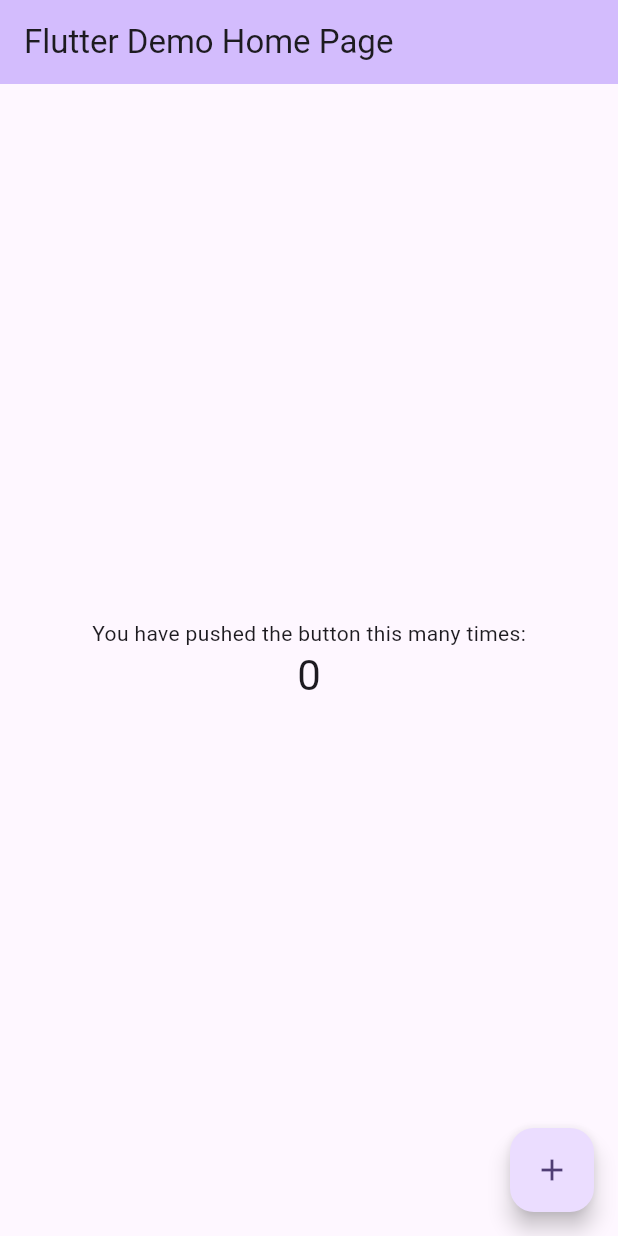
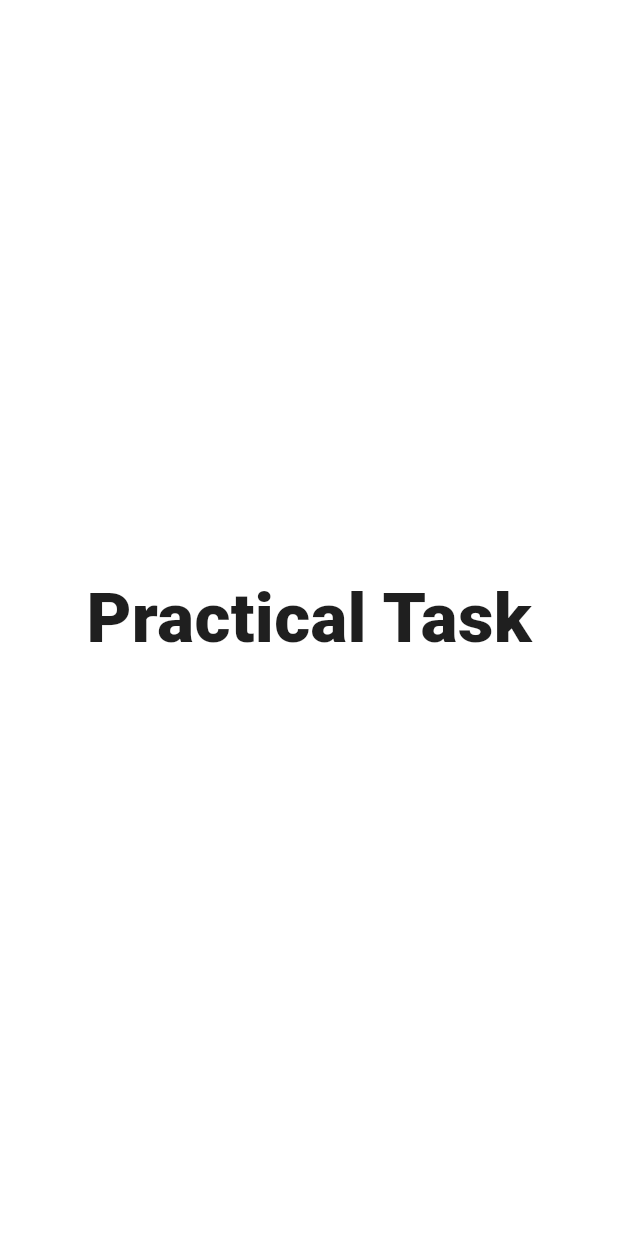
Before and after one commit to immaulik/key_concept_practical_task, a Flutter app: the first screen one second after launch, on a phone screen of 412 x 824 dp. Run offline on Flutter 3.47's test engine with Material 3 defaults, Android fonts, the phone set to English and light mode, and no system bars; our stand-ins replace cached_network_image, flutter_screenutil, get, shimmer.

Commit message:
- Add three screen splash, home and cart. - In Home screen showing product list with category filter. - In Cart screen showing cart product.

```diff
--- /dev/null
+++ b/lib/core/const/app_colors.dart
@@ -0,0 +1,16 @@
+import 'package:flutter/material.dart';
+
+class AppColors {
+  static const Color darkFontColor = Color(0xFF000000);
+
+  static const Color white = Color(0xFFFFFFFF);
+  static const Color black = Color(0xFF000000);
+  static const Color red = Color(0xFFFF5757);
+  static const Color yellow = Color(0xFFEFB008);
+  static const Color green = Color(0xFF00632B);
+  static const Color blue = Color(0xFF2563EB);
+  static const Color grey = Colors.grey;
+  static const Color primaryColor = Color(0xFF2563EB);
+  static const Color homeContainerBackground = Color(0xDA3A3A3);
+  static const Color backgroundColor = Color(0xFFF6F6F6);
+}
--- /dev/null
+++ b/lib/core/const/app_string.dart
@@ -0,0 +1,4 @@
+class AppString
+{
+  static const String appName = "Key Concepts";
+}
--- a/lib/main.dart
+++ b/lib/main.dart
@@ -1,4 +1,11 @@
 import 'package:flutter/material.dart';
+import 'package:flutter_screenutil/flutter_screenutil.dart';
+import 'package:get/get_navigation/src/root/get_material_app.dart';
+import 'package:key_concept_practical_task/routes/routes.dart' show pages;
+import 'package:key_concept_practical_task/routes/routes_name.dart';
+import 'package:key_concept_practical_task/theme/app_theme.dart';
+
+import 'core/const/app_string.dart';
 
 void main() {
   runApp(const MyApp());
@@ -10,113 +17,31 @@ class MyApp extends StatelessWidget {
   // This widget is the root of your application.
   @override
   Widget build(BuildContext context) {
-    return MaterialApp(
-      title: 'Flutter Demo',
-      theme: ThemeData(
-        // This is the theme of your application.
-        //
-        // TRY THIS: Try running your application with "flutter run". You'll see
-        // the application has a purple toolbar. Then, without quitting the app,
-        // try changing the seedColor in the colorScheme below to Colors.green
-        // and then invoke "hot reload" (save your changes or press the "hot
-        // reload" button in a Flutter-supported IDE, or press "r" if you used
-        // the command line to start the app).
-        //
-        // Notice that the counter didn't reset back to zero; the application
-        // state is not lost during the reload. To reset the state, use hot
-        // restart instead.
-        //
-        // This works for code too, not just values: Most code changes can be
-        // tested with just a hot reload.
-        colorScheme: ColorScheme.fromSeed(seedColor: Colors.deepPurple),
-      ),
-      home: const MyHomePage(title: 'Flutter Demo Home Page'),
+    return ScreenUtilInit(
+      designSize: const Size(375, 812),
+      minTextAdapt: true,
+      splitScreenMode: true,
+      builder: (context, child) {
+        return GetMaterialApp(
+          debugShowCheckedModeBanner: false,
+          title: AppString.appName,
+          theme: AppTheme.lightTheme,
+          themeMode: ThemeMode.light,
+          getPages: pages,
+          initialRoute: RoutesName.splash,
+          builder: (context, child) {
+            final mediaQueryData = MediaQuery.of(context);
+            final scale = mediaQueryData.textScaler.clamp(
+              minScaleFactor: 1.0,
+              maxScaleFactor: 1.14,
+            );
+            return MediaQuery(
+              data: mediaQueryData.copyWith(textScaler: scale),
+              child: child!,
+            );
+          },
+        );
+      },
     );
   }
 }
-
-class MyHomePage extends StatefulWidget {
-  const MyHomePage({super.key, required this.title});
-
-  // This widget is the home page of your application. It is stateful, meaning
-  // that it has a State object (defined below) that contains fields that affect
-  // how it looks.
-
-  // This class is the configuration for the state. It holds the values (in this
-  // case the title) provided by the parent (in this case the App widget) and
-  // used by the build method of the State. Fields in a Widget subclass are
-  // always marked "final".
-
-  final String title;
-
-  @override
-  State<MyHomePage> createState() => _MyHomePageState();
-}
-
-class _MyHomePageState extends State<MyHomePage> {
-  int _counter = 0;
-
-  void _incrementCounter() {
-    setState(() {
-      // This call to setState tells the Flutter framework that something has
-      // changed in this State, which causes it to rerun the build method below
-      // so that the display can reflect the updated values. If we changed
-      // _counter without calling setState(), then the build method would not be
-      // called again, and so nothing would appear to happen.
-      _counter++;
-    });
-  }
-
-  @override
-  Widget build(BuildContext context) {
-    // This method is rerun every time setState is called, for instance as done
-    // by the _incrementCounter method above.
-    //
-    // The Flutter framework has been optimized to make rerunning build methods
-    // fast, so that you can just rebuild anything that needs updating rather
-    // than having to individually change instances of widgets.
-    return Scaffold(
-      appBar: AppBar(
-        // TRY THIS: Try changing the color here to a specific color (to
-        // Colors.amber, perhaps?) and trigger a hot reload to see the AppBar
-        // change color while the other colors stay the same.
-        backgroundColor: Theme.of(context).colorScheme.inversePrimary,
-        // Here we take the value from the MyHomePage object that was created by
-        // the App.build method, and use it to set our appbar title.
-        title: Text(widget.title),
-      ),
-      body: Center(
-        // Center is a layout widget. It takes a single child and positions it
-        // in the middle of the parent.
-        child: Column(
-          // Column is also a layout widget. It takes a list of children and
-          // arranges them vertically. By default, it sizes itself to fit its
-          // children horizontally, and tries to be as tall as its parent.
-          //
-          // Column has various properties to control how it sizes itself and
-          // how it positions its children. Here we use mainAxisAlignment to
-          // center the children vertically; the main axis here is the vertical
-          // axis because Columns are vertical (the cross axis would be
-          // horizontal).
-          //
-          // TRY THIS: Invoke "debug painting" (choose the "Toggle Debug Paint"
-          // action in the IDE, or press "p" in the console), to see the
-          // wireframe for each widget.
-          mainAxisAlignment: MainAxisAlignment.center,
-          children: <Widget>[
-            const Text('You have pushed the button this many times:'),
-            Text(
-              '$_counter',
-              style: Theme.of(context).textTheme.headlineMedium,
-            ),
-          ],
-        ),
-      ),
-      floatingActionButton: FloatingActionButton(
-        onPressed: _incrementCounter,
-        tooltip: 'Increment',
-        child: const Icon(Icons.add),
-      ), // This trailing comma makes auto-formatting nicer for build methods.
-    );
-  }
-}
--- /dev/null
+++ b/lib/routes/routes.dart
@@ -0,0 +1,38 @@
+import 'package:get/get.dart';
+import 'package:key_concept_practical_task/view/cart/cart.dart';
+import 'package:key_concept_practical_task/view/cart/cart_controller.dart';
+import 'package:key_concept_practical_task/view/home/home.dart';
+import 'package:key_concept_practical_task/view/home/home_controller.dart';
+import 'package:key_concept_practical_task/view/splash/splash.dart';
+
+import 'routes_name.dart';
+
+/// Function to define a GetPage route
+GetPage getPage({
+  String? name,
+  GetPageBuilder? page,
+  Bindings? binding,
+  List<GetPage<dynamic>>? children,
+}) {
+  return GetPage(
+    name: name!,
+    page: page!,
+    binding: binding,
+    children: children ?? [],
+  );
+}
+
+/// List of all routes
+List<GetPage> pages = [
+  GetPage(name: RoutesName.splash, page: () => Splash()),
+  GetPage(
+    name: RoutesName.home,
+    page: () => const Home(),
+    binding: BindingsBuilder(() => Get.lazyPut(() => HomeController())),
+  ),
+  GetPage(
+    name: RoutesName.cart,
+    page: () => const Cart(),
+    binding: BindingsBuilder(() => Get.lazyPut(() => CartController())),
+  ),
+];
--- /dev/null
+++ b/lib/routes/routes_name.dart
@@ -0,0 +1,8 @@
+class RoutesName {
+
+  static const splash = '/splash';
+  static const home = '/home';
+  static const cart = '/cart';
+
+
+}
--- /dev/null
+++ b/lib/theme/app_theme.dart
@@ -0,0 +1,56 @@
+import 'package:flutter/material.dart';
+import 'package:flutter/services.dart';
+import 'package:flutter_screenutil/flutter_screenutil.dart';
+
+import '../core/const/app_colors.dart';
+
+class AppTheme {
+  static ThemeData lightTheme = ThemeData(
+    useMaterial3: true,
+    brightness: Brightness.light,
+    scaffoldBackgroundColor: AppColors.white,
+    splashFactory: InkRipple.splashFactory,
+    visualDensity: VisualDensity.adaptivePlatformDensity,
+    highlightColor: Colors.transparent,
+    colorScheme: ColorScheme.light(
+      primary: AppColors.primaryColor,
+      surface: AppColors.backgroundColor,
+      background: AppColors.white,
+      onPrimary: Colors.white,
+    ),
+    appBarTheme: AppBarTheme(
+      systemOverlayStyle: SystemUiOverlayStyle.dark,
+      backgroundColor: AppColors.homeContainerBackground,
+      surfaceTintColor: Colors.transparent,
+      elevation: 0,
+      scrolledUnderElevation: 0,
+      iconTheme: const IconThemeData(color: AppColors.black),
+      centerTitle: true,
+      titleTextStyle: TextStyle(
+        fontWeight: FontWeight.w600,
+        fontSize: 18.sp,
+        color: AppColors.black,
+      ),
+    ),
+  );
+
+  TextTheme buildTextTheme(TextTheme base) {
+    return base.copyWith(
+      labelSmall: base.labelSmall?.copyWith(fontSize: 11.0),
+      labelMedium: base.labelMedium?.copyWith(fontSize: 12.0),
+      labelLarge: base.labelLarge?.copyWith(fontSize: 14.0),
+      bodySmall: base.bodySmall?.copyWith(fontSize: 12.0),
+      bodyMedium: base.bodyMedium?.copyWith(fontSize: 14.0),
+      bodyLarge: base.bodyLarge?.copyWith(fontSize: 16.0),
+      titleSmall: base.titleSmall?.copyWith(fontSize: 14.0),
+      titleMedium: base.titleMedium?.copyWith(fontSize: 16.0),
+      titleLarge: base.titleLarge?.copyWith(fontSize: 22.0),
+      headlineSmall: base.headlineSmall?.copyWith(fontSize: 24.0),
+      headlineMedium: base.headlineMedium?.copyWith(fontSize: 28.0),
+      headlineLarge: base.headlineLarge?.copyWith(fontSize: 32.0),
+      displaySmall: base.displaySmall?.copyWith(fontSize: 36.0),
+      displayMedium: base.displayMedium?.copyWith(fontSize: 45.0),
+      displayLarge: base.displayLarge?.copyWith(fontSize: 57.0),
+    );
+  }
+}
--- /dev/null
+++ b/lib/view/splash/splash.dart
@@ -0,0 +1,42 @@
+import 'package:flutter/material.dart';
+import 'package:flutter_screenutil/flutter_screenutil.dart';
+import 'package:get/get.dart';
+import 'package:key_concept_practical_task/core/const/app_colors.dart';
+import 'package:key_concept_practical_task/view/splash/splash_controller.dart';
+
+class Splash extends StatelessWidget {
+  Splash({super.key});
+
+  final controller = Get.put(SplashController());
+
+  @override
+  Widget build(BuildContext context) {
+    return Scaffold(
+      body: TweenAnimationBuilder(
+        duration: const Duration(milliseconds: 1000),
+        curve: Curves.linear,
+        tween: Tween(begin: 20.0, end: 1.0),
+        builder: (context, value, child) {
+          return AnimatedOpacity(
+            opacity: value == 20 ? 0 : 1,
+            duration: const Duration(milliseconds: 800),
+            child: AnimatedScale(
+              scale: value == 20 ? 0 : 1,
+              duration: const Duration(milliseconds: 800),
+              child: Center(
+                child: Text(
+                  "Practical Task",
+                  style: TextStyle(
+                    fontSize: 52.sp,
+                    fontWeight: FontWeight.w800,
+                    color: AppColors.darkFontColor,
+                  ),
+                ),
+              ),
+            ),
+          );
+        },
+      ),
+    );
+  }
+}
--- a/pubspec.yaml
+++ b/pubspec.yaml
@@ -34,6 +34,10 @@ dependencies:
   # The following adds the Cupertino Icons font to your application.
   # Use with the CupertinoIcons class for iOS style icons.
   cupertino_icons: ^1.0.8
+  get: ^4.7.2
+  flutter_screenutil: ^5.9.3
+  cached_network_image: ^3.4.1
+  shimmer: ^3.0.0
 
 dev_dependencies:
   flutter_test:
```
Also changed, not shown: lib/data/models/product_model.dart (added, +33 -0 lines), lib/view/cart/cart.dart (added, +85 -0 lines), lib/view/cart/cart_controller.dart (added, +18 -0 lines), lib/view/home/home.dart (added, +69 -0 lines), lib/view/home/home_controller.dart (added, +86 -0 lines), lib/view/splash/splash_controller.dart (added, +16 -0 lines), lib/widgets/product_card.dart (added, +91 -0 lines), pubspec.lock.
